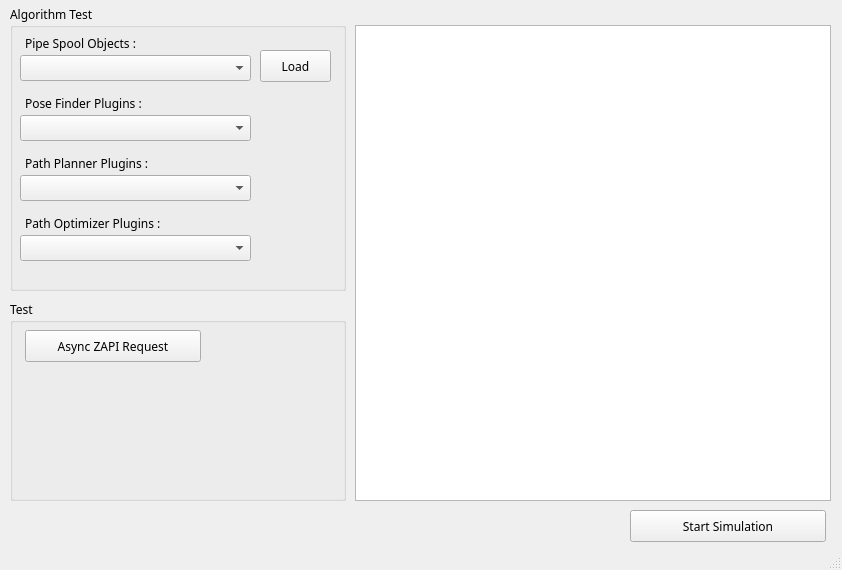
Old version of the form python/simtool/simtool.ui in the repository elecun/flame_robotics_drt.
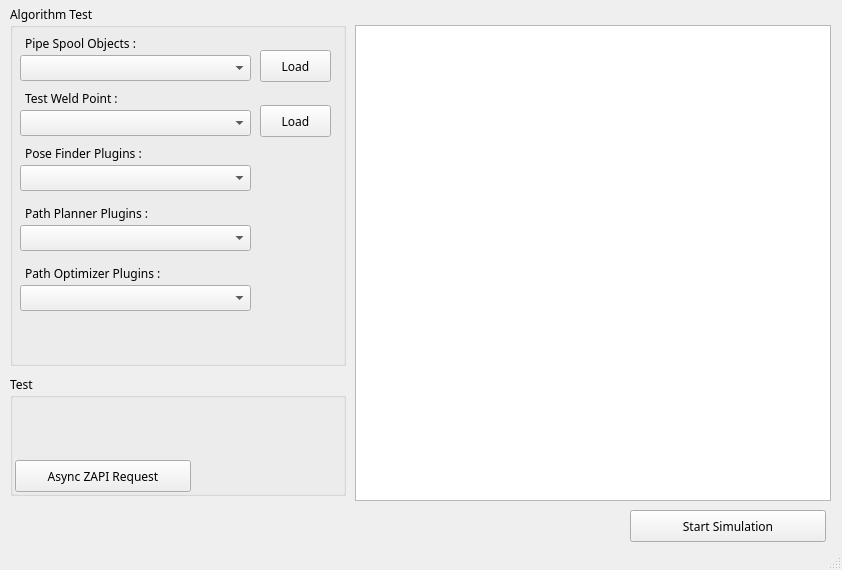
New version of the form. Icons and pictures are not drawn.

Commit message: added weld point test function

```diff
--- a/python/simtool/simtool.ui
+++ b/python/simtool/simtool.ui
@@ -36,7 +36,7 @@
       <x>10</x>
       <y>5</y>
       <width>336</width>
-      <height>286</height>
+      <height>361</height>
      </rect>
     </property>
     <property name="title">
@@ -46,7 +46,7 @@
      <property name="geometry">
       <rect>
        <x>10</x>
-       <y>170</y>
+       <y>220</y>
        <width>231</width>
        <height>26</height>
       </rect>
@@ -56,7 +56,7 @@
      <property name="geometry">
       <rect>
        <x>15</x>
-       <y>150</y>
+       <y>200</y>
        <width>221</width>
        <height>16</height>
       </rect>
@@ -69,7 +69,7 @@
      <property name="geometry">
       <rect>
        <x>15</x>
-       <y>210</y>
+       <y>260</y>
        <width>221</width>
        <height>16</height>
       </rect>
@@ -82,7 +82,7 @@
      <property name="geometry">
       <rect>
        <x>10</x>
-       <y>230</y>
+       <y>280</y>
        <width>231</width>
        <height>26</height>
       </rect>
@@ -128,7 +128,7 @@
      <property name="geometry">
       <rect>
        <x>15</x>
-       <y>90</y>
+       <y>140</y>
        <width>221</width>
        <height>16</height>
       </rect>
@@ -141,12 +141,48 @@
      <property name="geometry">
       <rect>
        <x>10</x>
-       <y>110</y>
+       <y>160</y>
        <width>231</width>
        <height>26</height>
       </rect>
      </property>
     </widget>
+    <widget class="QPushButton" name="btn_load_test_weld_point">
+     <property name="geometry">
+      <rect>
+       <x>250</x>
+       <y>100</y>
+       <width>71</width>
+       <height>32</height>
+      </rect>
+     </property>
+     <property name="text">
+      <string>Load</string>
+     </property>
+    </widget>
+    <widget class="QComboBox" name="cbx_test_weld_point">
+     <property name="geometry">
+      <rect>
+       <x>10</x>
+       <y>105</y>
+       <width>231</width>
+       <height>26</height>
+      </rect>
+     </property>
+    </widget>
+    <widget class="QLabel" name="label_5">
+     <property name="geometry">
+      <rect>
+       <x>15</x>
+       <y>85</y>
+       <width>221</width>
+       <height>16</height>
+      </rect>
+     </property>
+     <property name="text">
+      <string>Test Weld Point :</string>
+     </property>
+    </widget>
    </widget>
    <widget class="QPushButton" name="btn_start_simulation">
     <property name="geometry">
@@ -175,9 +211,9 @@
     <property name="geometry">
      <rect>
       <x>10</x>
-      <y>300</y>
+      <y>375</y>
       <width>336</width>
-      <height>201</height>
+      <height>121</height>
      </rect>
     </property>
     <property name="title">
@@ -186,8 +222,8 @@
     <widget class="QPushButton" name="btn_test_async_zapi_request">
      <property name="geometry">
       <rect>
-       <x>15</x>
-       <y>30</y>
+       <x>5</x>
+       <y>85</y>
        <width>176</width>
        <height>32</height>
       </rect>
```
The commit also changes 8 other files.
